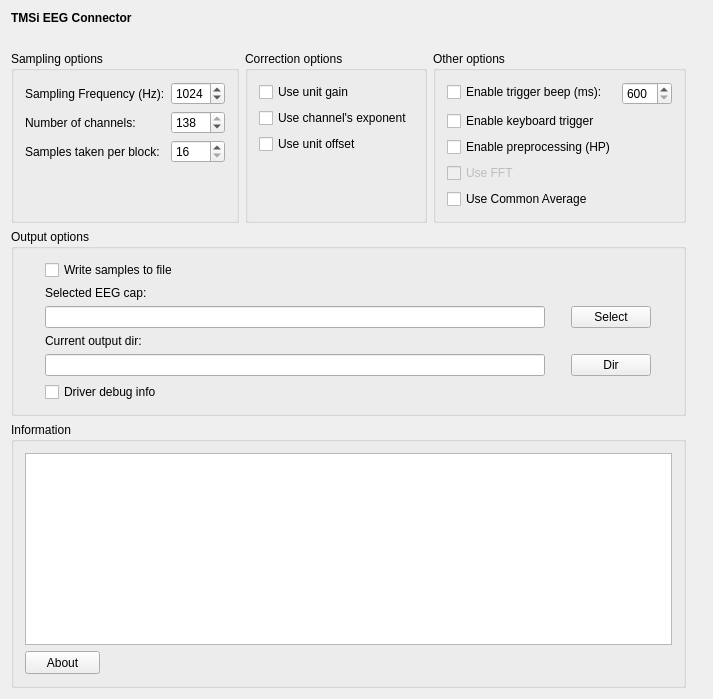
mne-tools/mne-cpp, file applications/mne_x/plugins/tmsi/FormFiles/tmsisetup.ui: the form before one commit.
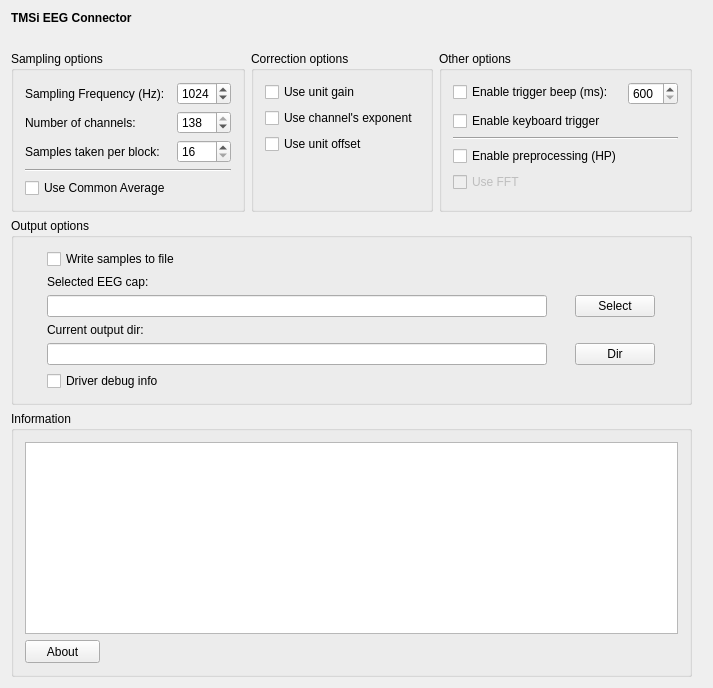
The form after the commit.

Commit message: - TMSI Plugin: added keyboard trigger control - BCI Plugin: added spinBox to control the number of features to be displayed

The edit to the form file:
```diff
--- a/applications/mne_x/plugins/tmsi/FormFiles/tmsisetup.ui
+++ b/applications/mne_x/plugins/tmsi/FormFiles/tmsisetup.ui
@@ -7,7 +7,7 @@
     <x>0</x>
     <y>0</y>
     <width>713</width>
-    <height>622</height>
+    <height>645</height>
    </rect>
   </property>
   <property name="windowTitle">
@@ -141,6 +141,29 @@
           </property>
          </widget>
         </item>
+        <item row="4" column="0">
+         <widget class="QCheckBox" name="m_checkBox_UseCommonAverage">
+          <property name="enabled">
+           <bool>true</bool>
+          </property>
+          <property name="text">
+           <string>Use Common Average</string>
+          </property>
+         </widget>
+        </item>
+        <item row="3" column="0" colspan="2">
+         <widget class="Line" name="line_2">
+          <property name="minimumSize">
+           <size>
+            <width>100</width>
+            <height>0</height>
+           </size>
+          </property>
+          <property name="orientation">
+           <enum>Qt::Horizontal</enum>
+          </property>
+         </widget>
+        </item>
        </layout>
       </widget>
      </item>
@@ -186,7 +209,7 @@
           </property>
          </widget>
         </item>
-        <item row="3" column="0">
+        <item row="4" column="0">
          <widget class="QCheckBox" name="m_checkBox_UseFFT">
           <property name="enabled">
            <bool>false</bool>
@@ -196,23 +219,13 @@
           </property>
          </widget>
         </item>
-        <item row="2" column="0">
+        <item row="3" column="0">
          <widget class="QCheckBox" name="m_checkBox_UseFiltering">
           <property name="text">
            <string>Enable preprocessing (HP)</string>
           </property>
          </widget>
         </item>
-        <item row="4" column="0">
-         <widget class="QCheckBox" name="m_checkBox_UseCommonAverage">
-          <property name="enabled">
-           <bool>true</bool>
-          </property>
-          <property name="text">
-           <string>Use Common Average</string>
-          </property>
-         </widget>
-        </item>
         <item row="1" column="0">
          <widget class="QCheckBox" name="m_checkBox_EnableKeyboardTrigger">
           <property name="text">
@@ -220,6 +233,19 @@
           </property>
          </widget>
         </item>
+        <item row="2" column="0" colspan="2">
+         <widget class="Line" name="line">
+          <property name="minimumSize">
+           <size>
+            <width>0</width>
+            <height>0</height>
+           </size>
+          </property>
+          <property name="orientation">
+           <enum>Qt::Horizontal</enum>
+          </property>
+         </widget>
+        </item>
        </layout>
       </widget>
      </item>
```
The commit also changes 5 other files.
